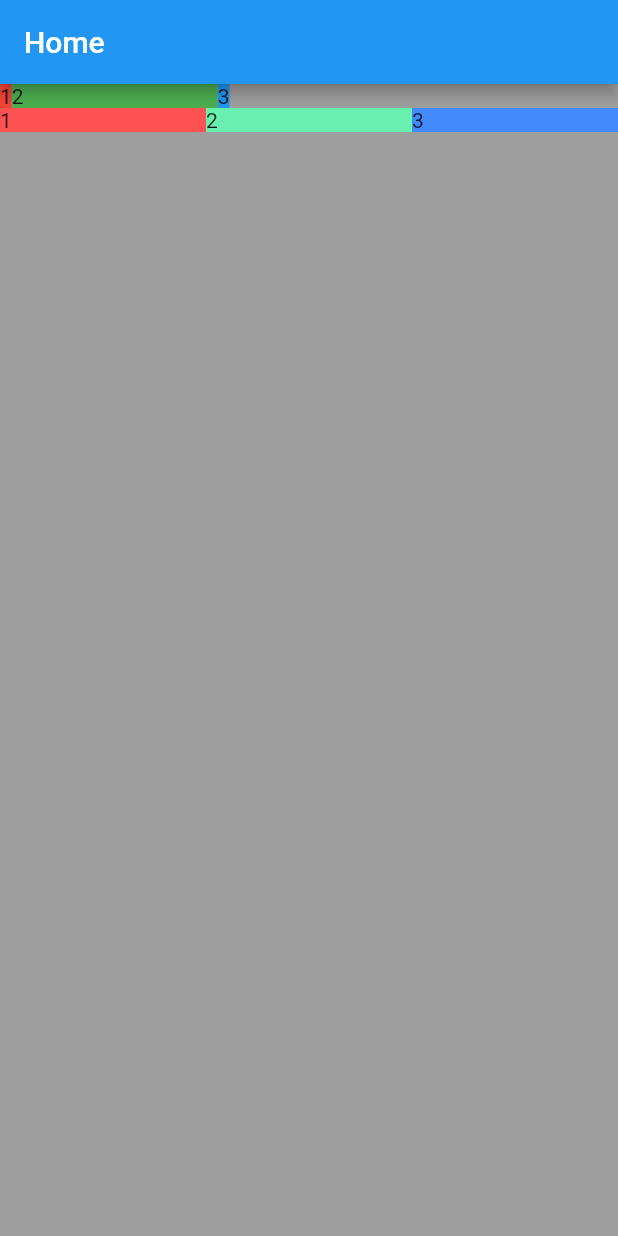
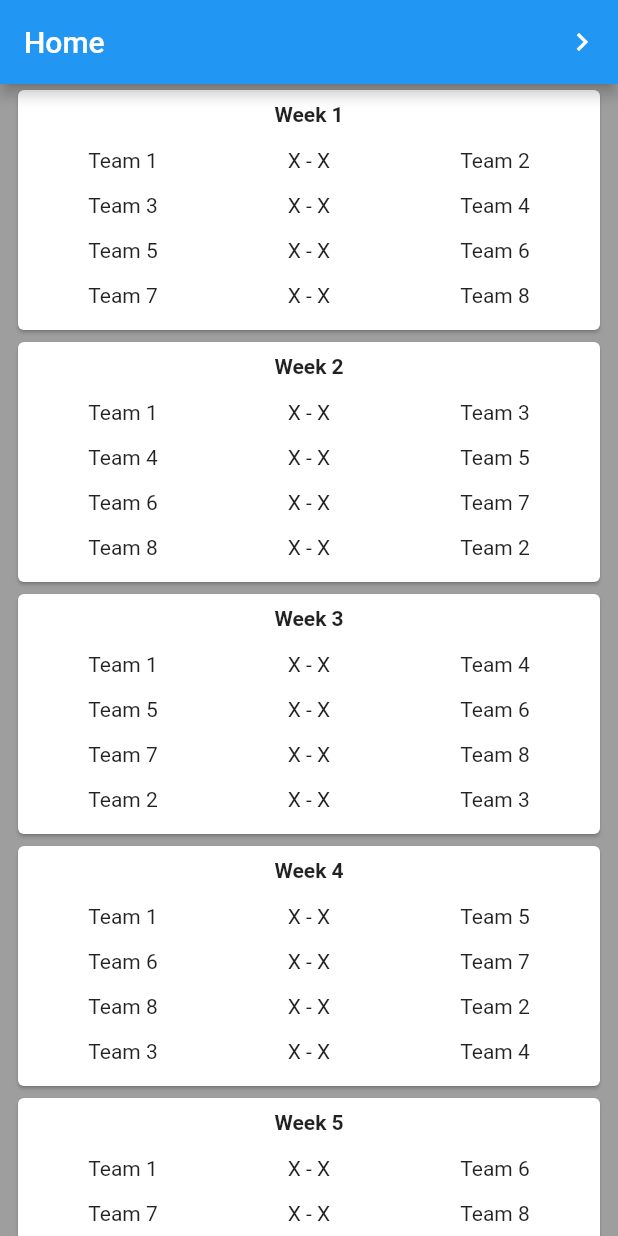
Before and after one commit to adicomdotir/widget_test_prctice, a Flutter app: the screen it shows after launch, on a phone screen of 412 x 824 dp. Run offline on Flutter 3.47's test engine with Material 2 defaults, Android fonts, the phone set to English and light mode, and no system bars; our stand-ins replace bloc, card_swiper, equatable, flutter_bloc, flutter_svg, get_it and 4 more; accounts and stored records are empty.

Commit message:
Add soccer manager sample

```diff
--- a/lib/main.dart
+++ b/lib/main.dart
@@ -1,3 +1,5 @@
+import 'dart:math';
+
 import 'package:flutter/material.dart';
 import 'package:get_it/get_it.dart';
 import 'dart:developer' as devtools show log;
@@ -22,6 +24,31 @@ final routeGenerate = {
   AppRoutes.register: (context) => const RegisterPage(),
 };
 
+class Team {
+  final int id;
+  final String name;
+
+  Team(this.id, this.name);
+}
+
+class Fixture {
+  final int id;
+  final int homeTeamId;
+  final int awayTeamId;
+  int homeTeamGoal;
+  int awayTeamGoal;
+  final int weekId;
+
+  Fixture(
+    this.id,
+    this.weekId,
+    this.homeTeamId,
+    this.awayTeamId,
+    this.homeTeamGoal,
+    this.awayTeamGoal,
+  );
+}
+
 void main() {
   runApp(
     MaterialApp(
@@ -35,55 +62,165 @@ void main() {
   );
 }
 
-class HomePage extends StatelessWidget {
+class HomePage extends StatefulWidget {
   const HomePage({Key? key}) : super(key: key);
+
+  @override
+  State<HomePage> createState() => _HomePageState();
+}
+
+class _HomePageState extends State<HomePage> {
+  final int leagueSize = 8;
+
+  final List<Team> teamList = [];
+
+  List<Fixture> fixtureList = [];
+
+  int weekId = 0;
+
+  void createTeam() {
+    for (var i = 0; i < leagueSize; i++) {
+      final team = Team(i, 'Team ${i + 1}');
+      teamList.add(team);
+    }
+  }
+
+  void createFixture() {
+    List<int> teamsId = [];
+    for (var i = 0; i < leagueSize; i++) {
+      teamsId.add(teamList[i].id);
+    }
+    for (var i = 0; i < leagueSize; i++) {
+      for (var j = 0; j < leagueSize; j += 2) {
+        // fixture
+        final fixture = Fixture(
+          fixtureList.length + 1,
+          i,
+          teamsId[j],
+          teamsId[j + 1],
+          -1,
+          -1,
+        );
+        fixtureList.add(fixture);
+      }
+      // swap teams id
+      int id = teamsId.removeAt(1);
+      teamsId.add(id);
+    }
+  }
+
+  String returnValidDataForGoal(int goal) => goal == -1 ? 'X' : goal.toString();
+
+  String returnTeamName(int teamId) {
+    return teamList.where((team) => team.id == teamId).first.name;
+  }
+
+  void playWeekGame() {
+    setState(() {
+      for (var element in fixtureList) {
+        if (element.weekId == weekId) {
+          element.homeTeamGoal = Random().nextInt(5);
+          element.awayTeamGoal = Random().nextInt(5);
+        }
+      }
+      weekId += 1;
+    });
+  }
+
+  @override
+  void initState() {
+    super.initState();
+    createTeam();
+    createFixture();
+  }
+
   @override
   Widget build(BuildContext context) {
-    Size size = MediaQuery.of(context).size;
-    print(size);
-    print(AppBar().preferredSize.height);
-    print(MediaQuery.of(context).padding);
+    // Size size = MediaQuery.of(context).size;
+    // print(size);
+    // print(AppBar().preferredSize.height);
+    // print(MediaQuery.of(context).padding);
     return Scaffold(
       appBar: AppBar(
         title: const Text('Home'),
+        actions: [
+          IconButton(
+            onPressed: () {
+              playWeekGame();
+            },
+            icon: const Icon(Icons.navigate_next),
           ),
-      body: SingleChildScrollView(
-        child: Container(
+        ],
+      ),
+      body: Container(
         color: Colors.grey,
         width: MediaQuery.of(context).size.width,
         height: MediaQuery.of(context).size.height -
             AppBar().preferredSize.height -
             MediaQuery.of(context).padding.top,
+        child: SingleChildScrollView(
+          child: Column(
+            children: List.generate(
+              leagueSize - 1,
+              (weekIdx) {
+                return Padding(
+                  padding: const EdgeInsets.symmetric(horizontal: 8.0),
+                  child: Card(
+                    child: Padding(
+                      padding: const EdgeInsets.all(8.0),
                       child: Column(
                         children: [
-              Row(
+                          Text(
+                            'Week ${weekIdx + 1}',
+                            style: const TextStyle(
+                              fontWeight: FontWeight.w700,
+                            ),
+                          ),
+                          const SizedBox(
+                            height: 8,
+                          ),
+                          ...List.generate(
+                            leagueSize ~/ 2,
+                            (index) {
+                              final weekFixture = fixtureList
+                                  .where((fixture) => fixture.weekId == weekIdx)
+                                  .toList();
+                              return Row(
                                 children: [
                                   Flexible(
-                    child: textWithContainer(Colors.red, '1'),
+                                    child: textWithContainer(
+                                      Colors.green,
+                                      returnTeamName(
+                                          weekFixture[index].homeTeamId),
                                     ),
-                  Flexible(
-                    child: textWithContainer(Colors.green, '2'),
                                     fit: FlexFit.tight,
                                   ),
                                   Flexible(
-                    child: textWithContainer(Colors.blue, '3'),
+                                    child: textWithContainer(
+                                      Colors.green,
+                                      '${returnValidDataForGoal(weekFixture[index].homeTeamGoal)} - ${returnValidDataForGoal(weekFixture[index].awayTeamGoal)}',
+                                    ),
+                                    fit: FlexFit.tight,
+                                  ),
+                                  Flexible(
+                                    child: textWithContainer(
+                                      Colors.green,
+                                      returnTeamName(
+                                          weekFixture[index].awayTeamId),
+                                    ),
+                                    fit: FlexFit.tight,
                                   ),
                                 ],
-              ),
-              Row(
-                children: [
-                  Expanded(
-                    child: textWithContainer(Colors.redAccent, '1'),
-                  ),
-                  Expanded(
-                    child: textWithContainer(Colors.greenAccent, '2'),
-                  ),
-                  Expanded(
-                    child: textWithContainer(Colors.blueAccent, '3'),
-                  ),
+                              );
+                            },
+                          )
                         ],
                       ),
-            ],
+                    ),
+                  ),
+                );
+              },
+            ),
           ),
         ),
       ),
@@ -91,8 +228,8 @@ class HomePage extends StatelessWidget {
   }
 
   Widget textWithContainer(Color color, String txt) => Container(
-        color: color,
-        child: Text(txt),
+        height: 30,
+        child: Center(child: Text(txt)),
       );
 }
 
```
Lines whose indentation alone changed are shown as unchanged.
